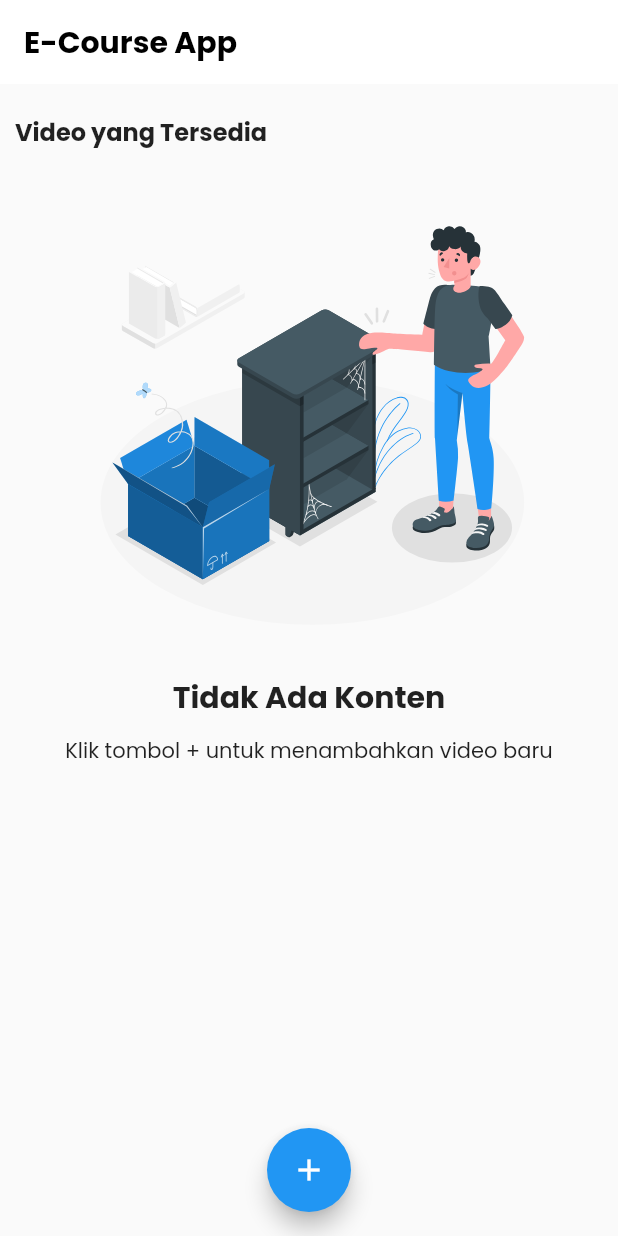
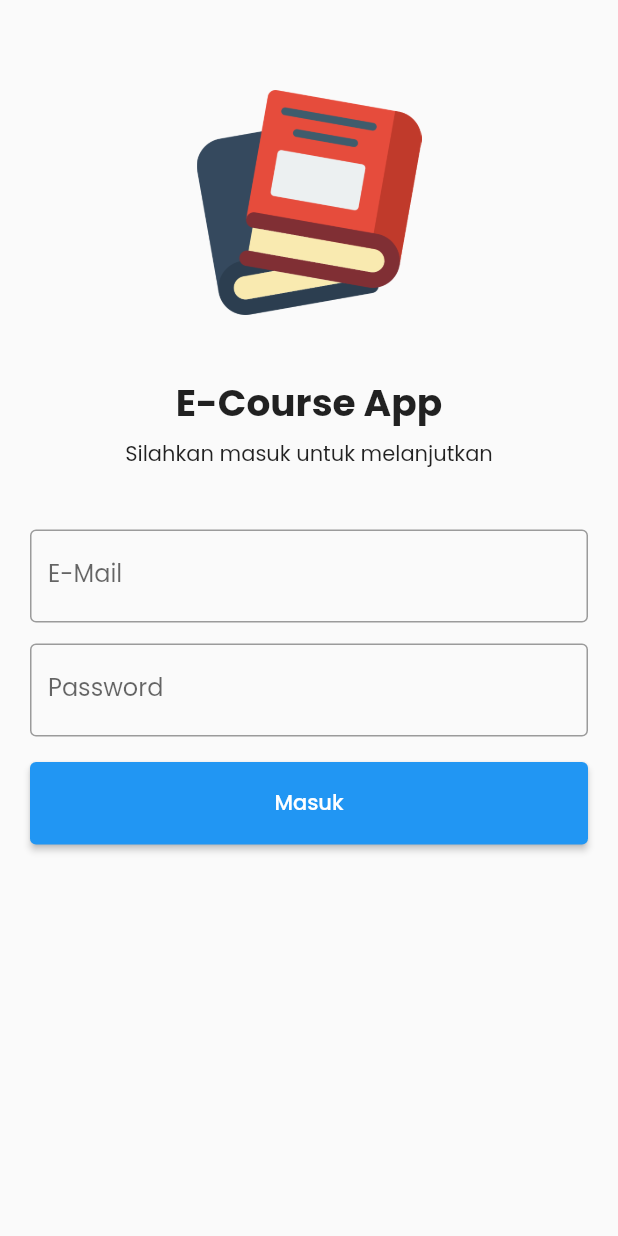
Before and after one commit to davidmahbubi/e-course-app, a Flutter app: the screen it shows after launch, on a phone screen of 412 x 824 dp. Run offline on Flutter 3.47's test engine with Material 2 defaults, Android fonts, the phone set to English and light mode, and no system bars; our stand-ins replace carousel_slider, cloud_firestore, file_picker, firebase_auth, firebase_core, firebase_storage and 3 more; missing offline and left inert: random_string_generator; accounts and stored records are empty.

```diff
--- /dev/null
+++ b/lib/components/auth_top_content.dart
@@ -0,0 +1,26 @@
+import 'package:flutter/material.dart';
+
+class AuthTopContent extends StatelessWidget {
+  const AuthTopContent({Key? key}) : super(key: key);
+
+  @override
+  Widget build(BuildContext context) {
+    return Column(
+      children: <Widget> [
+        const SizedBox(height: 60),
+        Image.asset('assets/images/book.png', width: 150),
+        const SizedBox(height: 40),
+        const Text('E-Course App',
+          style: TextStyle(
+            fontWeight: FontWeight.bold,
+            fontSize: 25
+          )
+        ),
+        const SizedBox(height: 5),
+        const Text('Silahkan masuk untuk melanjutkan'),
+        const SizedBox(height: 40)
+      ],
+    );
+  }
+
+}
--- a/lib/components/empty_content.dart
+++ b/lib/components/empty_content.dart
@@ -13,7 +13,7 @@ class EmptyContent extends StatelessWidget {
     return Center(
       child: Column(
         children: <Widget> [
-          SvgPicture.asset('assets/images/empty.svg', width: 300),
+          SvgPicture.asset('assets/images/empty.svg', width: 150),
           const SizedBox(height: 20),
           Text(title, style: const TextStyle(
             fontWeight: FontWeight.bold,
--- a/lib/main.dart
+++ b/lib/main.dart
@@ -1,8 +1,9 @@
-import 'package:e_course_app/pages/home.dart';
+import 'package:e_course_app/pages/wrapper.dart';
+import 'package:e_course_app/services/auth_service.dart';
 import 'package:flutter/material.dart';
 import 'package:flutter/services.dart';
 import 'package:firebase_core/firebase_core.dart';
-import 'package:e_course_app/pages/video_list.dart';
+import 'package:provider/provider.dart';
 
 void main(List<String> args) async {
   WidgetsFlutterBinding.ensureInitialized();
@@ -26,7 +27,11 @@ class ECourseApp extends StatelessWidget {
           systemOverlayStyle: SystemUiOverlayStyle.light,
         ),
       ),
-      home: const VideoList(),
+      home: StreamProvider.value(
+        value: AuthService.firebaseUserStream,
+        initialData: null,
+        child: const Wrapper(),
+      ),
     );
   }
 }
--- /dev/null
+++ b/lib/pages/sign_in.dart
@@ -0,0 +1,90 @@
+import 'package:e_course_app/components/auth_top_content.dart';
+import 'package:e_course_app/services/auth_service.dart';
+import 'package:flutter/material.dart';
+import 'package:flutter/services.dart';
+
+class SignIn extends StatefulWidget {
+
+  const SignIn({Key? key}) : super(key: key);
+
+  @override
+  State<SignIn> createState() => _SignInState();
+}
+
+class _SignInState extends State<SignIn> {
+
+  bool _isLoading = false;
+  final TextEditingController _emailController = TextEditingController();
+  final TextEditingController _passwordController = TextEditingController();
+
+  Future<void> _login() async {
+    setState(() {
+      _isLoading = true;
+    });
+    await AuthService.signinWithEmailPassword(_emailController.text, _passwordController.text);
+    if (mounted) {
+      setState(() {
+        _isLoading = false;
+      });
+    }
+  }
+
+  @override
+  Widget build(BuildContext context) {
+    return Scaffold(
+      appBar: AppBar(
+        backgroundColor: Colors.white,
+        elevation: 0,
+        systemOverlayStyle: SystemUiOverlayStyle.dark,
+        toolbarHeight: 0,
+      ),
+      body: SafeArea(
+        child: SizedBox(
+          width: double.infinity,
+          child: SingleChildScrollView(
+            child: Column(
+              children: <Widget> [
+                const AuthTopContent(),
+                Padding(
+                  padding: const EdgeInsets.symmetric(horizontal: 20),
+                  child: Column(
+                    children: <Widget> [
+                      TextField(
+                        controller: _emailController,
+                        keyboardType: TextInputType.emailAddress,
+                        decoration: const InputDecoration(
+                          border: OutlineInputBorder(),
+                          label: Text('E-Mail'),
+                        ),
+                      ),
+                      const SizedBox(height: 14),
+                      TextField(
+                        obscureText: true,
+                        controller: _passwordController,
+                        decoration: const InputDecoration(
+                          border: OutlineInputBorder(),
+                          label: Text('Password'),
+                        ),
+                      ),
+                      const SizedBox(height: 17),
+                      _isLoading ? CircularProgressIndicator() : SizedBox(
+                        width: double.infinity,
+                        child: ElevatedButton(
+                          onPressed: _login,
+                          child: const Padding(
+                            padding: EdgeInsets.symmetric(vertical: 17),
+                            child: Text('Masuk'),
+                          )
+                        )
+                      ),
+                    ],
+                  ),
+                ),
+              ],
+            ),
+          ),
+        ),
+      ),
+    );
+  }
+}
--- a/lib/pages/video_list.dart
+++ b/lib/pages/video_list.dart
@@ -41,7 +41,7 @@ class _VideoListState extends State<VideoList> {
   @override
   Widget build(BuildContext context) {
     return Scaffold(
-      floatingActionButtonLocation: FloatingActionButtonLocation.centerFloat,
+      floatingActionButtonLocation: FloatingActionButtonLocation.endFloat,
       appBar: AppBar(
         systemOverlayStyle: SystemUiOverlayStyle.dark,
         backgroundColor: Colors.white,
--- /dev/null
+++ b/lib/pages/wrapper.dart
@@ -0,0 +1,15 @@
+import 'package:e_course_app/pages/main_page.dart';
+import 'package:flutter/material.dart';
+import 'package:firebase_auth/firebase_auth.dart';
+import 'package:provider/provider.dart';
+import 'package:e_course_app/pages/sign_in.dart';
+
+class Wrapper extends StatelessWidget {
+  const Wrapper({Key? key}) : super(key: key);
+
+  @override
+  Widget build(BuildContext context) {
+    User? user = Provider.of<User?>(context);
+    return user == null ? SignIn() : MainPage();
+  }
+}
--- a/pubspec.yaml
+++ b/pubspec.yaml
@@ -37,7 +37,9 @@ dependencies:
   flutter:
     sdk: flutter
   flutter_svg: ^1.1.0
+  provider: ^6.0.3
   random_string_generator: ^2.0.0
+  shared_preferences: ^2.0.15
   youtube_player_flutter: ^8.1.0
 
 dev_dependencies:
@@ -66,7 +68,9 @@ flutter:
     - assets/images/example_banner.jpg
     - assets/images/example_banner_video.jpg
     - assets/images/picture.png
+    - assets/images/book.png
     - assets/images/empty.svg
+    - assets/images/student.svg
   #   - images/a_dot_ham.jpeg
   # An image asset can refer to one or more resolution-specific "variants", see
   # https://flutter.dev/assets-and-images/#resolution-aware
```
Also changed, not shown: lib/pages/home.dart (+14 -4 lines), lib/pages/main_page.dart (added, +57 -0 lines), lib/pages/profile.dart (added, +67 -0 lines), lib/pages/video_form.dart (+46 -2 lines), lib/services/auth_service.dart (+36 -0 lines), lib/services/database_service.dart (+13 -0 lines), assets/images/book.png (added), assets/images/student.svg (added), pubspec.lock, 1 other file.
